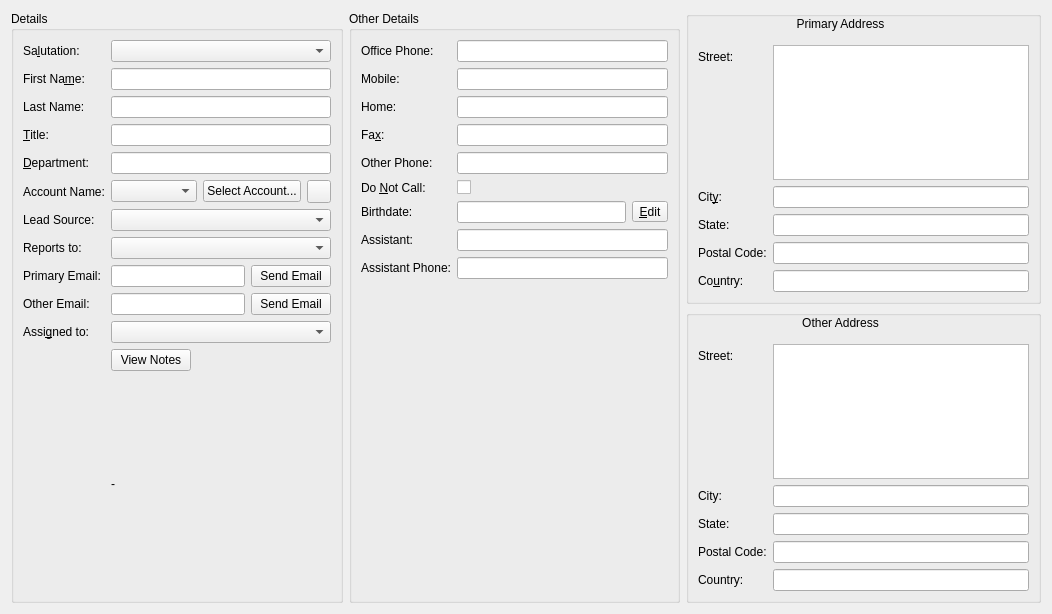
Qt form client/src/details/contactdetails.ui (KDAB/FatCRM) before a commit.
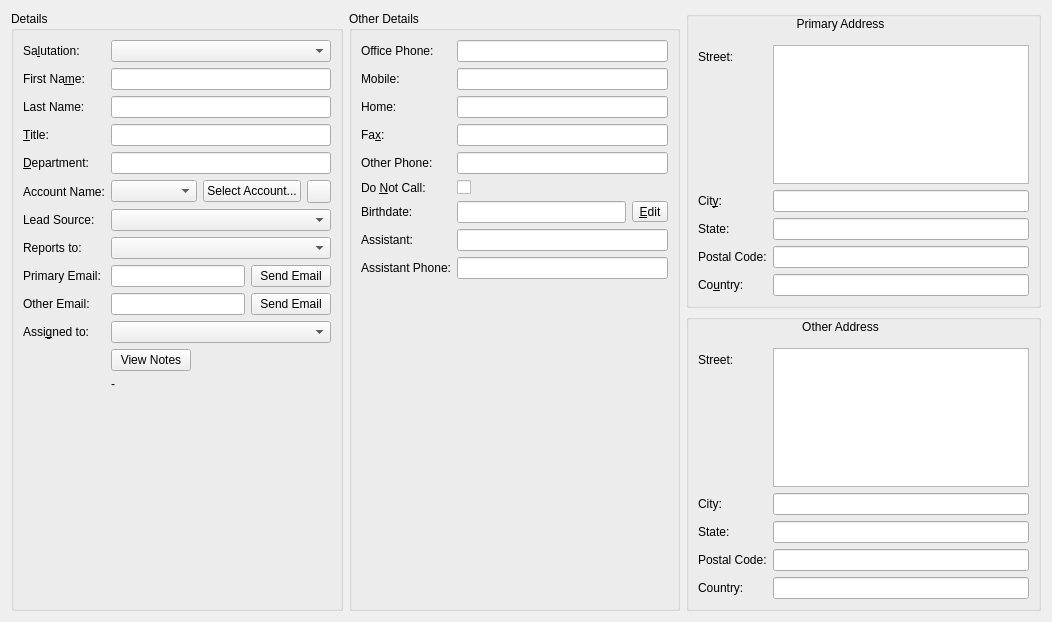
The same form after that commit. Icons and pictures are not drawn. Custom widgets are drawn as their Qt base class.

Commit message:
contactdetails: Use a form layout for first col
Properly aligns labels with buddies

The edit to the form file:
```diff
--- a/client/src/details/contactdetails.ui
+++ b/client/src/details/contactdetails.ui
@@ -7,7 +7,7 @@
     <x>0</x>
     <y>0</y>
     <width>1052</width>
-    <height>614</height>
+    <height>622</height>
    </rect>
   </property>
   <property name="windowTitle">
@@ -19,7 +19,7 @@
      <property name="title">
       <string>Details</string>
      </property>
-     <layout class="QGridLayout" name="gridLayout_2">
+     <layout class="QFormLayout" name="formLayout">
       <item row="0" column="0">
        <widget class="QLabel" name="label">
         <property name="text">
```
